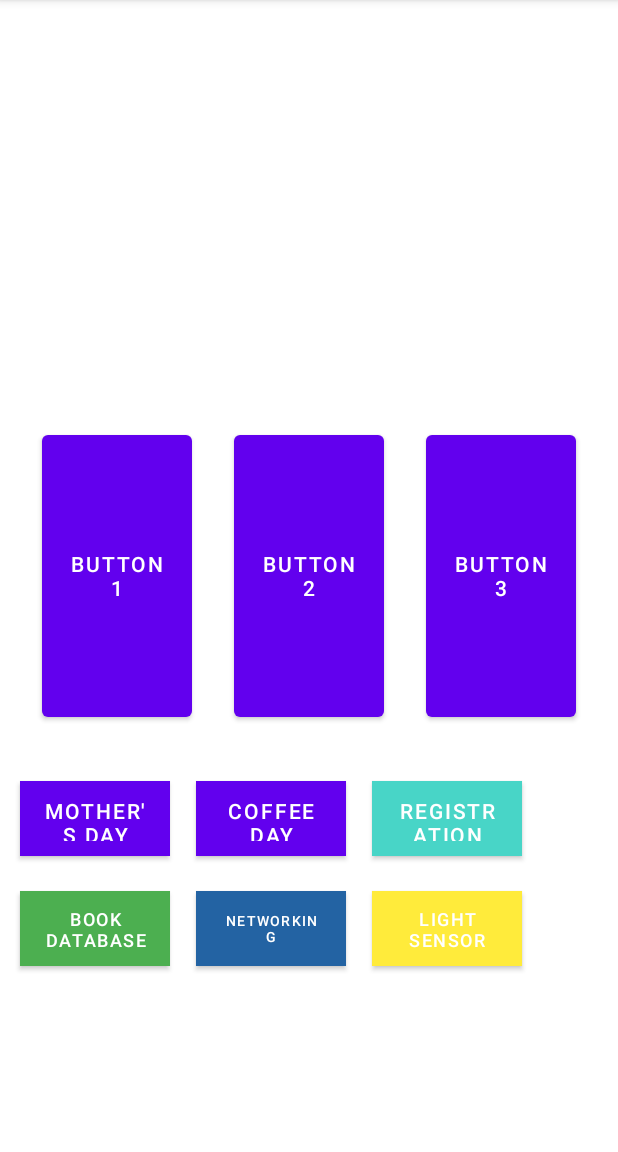
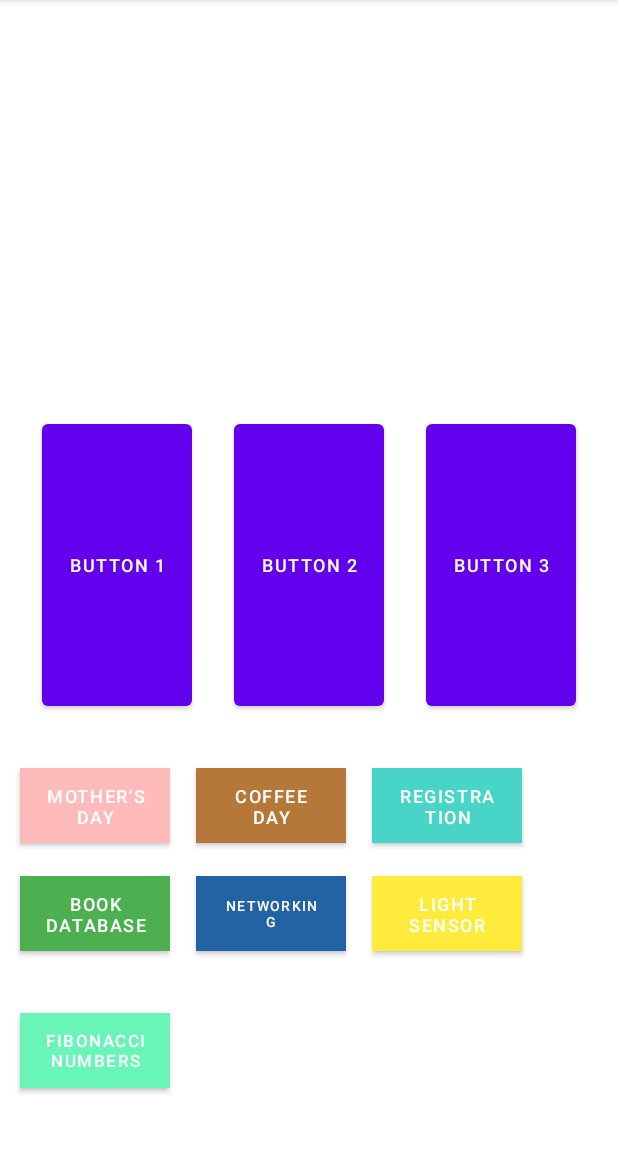
Before and after one commit to Mikhail-Kh/android-project, an Android app: the screen it shows after launch (MainActivity), on a phone screen of 412 x 824 dp, the part 84-1236 px from its top. Run offline under Robolectric (Android 15) with nearby library versions, the phone set to English and light mode, and no system bars.

Commit message:
Add the Fibonacci numbers testing

```diff
--- a/app/build.gradle
+++ b/app/build.gradle
@@ -85,4 +85,8 @@ dependencies {
     implementation 'com.squareup.okhttp3:logging-interceptor:4.6.0'
     implementation "com.squareup.moshi:moshi:1.8.0"
     kapt "com.squareup.moshi:moshi-kotlin-codegen:1.8.0"
+
+    //for testing
+    testImplementation "com.google.truth:truth:1.1"
+    androidTestImplementation "com.google.truth:truth:1.1"
 }
--- a/app/src/main/AndroidManifest.xml
+++ b/app/src/main/AndroidManifest.xml
@@ -11,7 +11,8 @@
         android:roundIcon="@mipmap/ic_launcher_round"
         android:supportsRtl="true"
         android:theme="@style/AppTheme">
-        <activity android:name=".light_sensor.MainSensorActivity"></activity>
+        <activity android:name=".fibonacci_numbers.MainFibonacciActivity"></activity>
+        <activity android:name=".light_sensor.MainSensorActivity" />
         <activity android:name=".cryptocurrencies.MainNetworkingActivity" />
         <activity android:name=".book_database.ShowBookActivity" />
         <activity android:name=".book_database.MainDatabaseActivity" />
--- a/app/src/main/java/by/khryshchanovich/androidapplication/MainActivity.kt
+++ b/app/src/main/java/by/khryshchanovich/androidapplication/MainActivity.kt
@@ -1,22 +1,19 @@
 package by.khryshchanovich.androidapplication
 
-import android.content.Intent  // подключаем класс Intent
+import android.content.Intent
 import androidx.appcompat.app.AppCompatActivity
 import android.os.Bundle
 import android.widget.Button
 import by.khryshchanovich.androidapplication.book_database.MainDatabaseActivity
 import by.khryshchanovich.androidapplication.coffee_day.MainCoffeeActivity
 import by.khryshchanovich.androidapplication.cryptocurrencies.MainNetworkingActivity
+import by.khryshchanovich.androidapplication.fibonacci_numbers.MainFibonacciActivity
 import by.khryshchanovich.androidapplication.light_sensor.MainSensorActivity
 import by.khryshchanovich.androidapplication.mothers_day.MainStartActivity
 import by.khryshchanovich.androidapplication.user_registration.MainRegistrationActivity
 import kotlinx.android.synthetic.main.activity_main.*
 
 class MainActivity : AppCompatActivity() {
-
-    override fun onStart() {
-        super.onStart()
-    }
 
     override fun onCreate(savedInstanceState: Bundle?) {
         super.onCreate(savedInstanceState)
@@ -63,5 +60,10 @@ class MainActivity : AppCompatActivity() {
         lightSensorButton.setOnClickListener {
             startActivity(Intent(this, MainSensorActivity::class.java))
         }
+
+        val fibonacciNumbersButton = findViewById<Button>(R.id.fibonacci_button)
+        fibonacciNumbersButton.setOnClickListener {
+            startActivity(Intent(this, MainFibonacciActivity::class.java))
+        }
     }
 }
--- a/app/src/main/res/layout/activity_main.xml
+++ b/app/src/main/res/layout/activity_main.xml
@@ -1,16 +1,24 @@
 <?xml version="1.0" encoding="utf-8"?>
-<androidx.constraintlayout.widget.ConstraintLayout xmlns:android="http://schemas.android.com/apk/res/android"
+<ScrollView xmlns:android="http://schemas.android.com/apk/res/android"
     xmlns:app="http://schemas.android.com/apk/res-auto"
     xmlns:tools="http://schemas.android.com/tools"
     android:layout_width="match_parent"
     android:layout_height="match_parent"
+    android:fillViewport="true"
+    android:orientation="vertical"
     tools:context=".MainActivity">
+
+    <androidx.constraintlayout.widget.ConstraintLayout
+        android:layout_width="match_parent"
+        android:layout_height="wrap_content"
+        android:paddingBottom="15dp">
 
         <Button
             android:id="@+id/button"
             android:layout_width="100dp"
             android:layout_height="200dp"
             android:text="Button 1"
+            android:textSize="12sp"
             app:layout_constraintBottom_toBottomOf="parent"
             app:layout_constraintEnd_toStartOf="@+id/button2"
             app:layout_constraintStart_toStartOf="parent"
@@ -21,6 +29,7 @@
             android:layout_width="100dp"
             android:layout_height="200dp"
             android:text="Button 2"
+            android:textSize="12sp"
             app:layout_constraintBottom_toBottomOf="parent"
             app:layout_constraintEnd_toEndOf="parent"
             app:layout_constraintStart_toStartOf="parent"
@@ -31,6 +40,7 @@
             android:layout_width="100dp"
             android:layout_height="200dp"
             android:text="Button 3"
+            android:textSize="12sp"
             app:layout_constraintBottom_toBottomOf="parent"
             app:layout_constraintEnd_toEndOf="parent"
             app:layout_constraintStart_toEndOf="@+id/button2"
@@ -42,8 +52,10 @@
             android:layout_height="50dp"
             android:layout_marginStart="13dp"
             android:layout_marginLeft="13dp"
-        android:background="#F8F1F1"
+            android:background="#FFBABA"
             android:text="@string/mother_s_day"
+            android:textSize="12sp"
+            app:backgroundTint="#FFBABA"
             app:layout_constraintBottom_toBottomOf="parent"
             app:layout_constraintStart_toStartOf="parent"
             app:layout_constraintTop_toBottomOf="@+id/button"
@@ -57,6 +69,8 @@
             android:layout_marginLeft="17dp"
             android:background="#B57839"
             android:text="@string/coffee_day"
+            android:textSize="12sp"
+            app:backgroundTint="#B57839"
             app:layout_constraintBottom_toBottomOf="parent"
             app:layout_constraintLeft_toRightOf="@+id/button_mothers_day"
             app:layout_constraintTop_toBottomOf="@id/button2"
@@ -66,9 +80,11 @@
             android:id="@+id/button_user_registration"
             android:layout_width="100dp"
             android:layout_height="50dp"
+            android:layout_marginStart="17dp"
             android:layout_marginLeft="17dp"
             android:background="#48D5C7"
             android:text="@string/registration"
+            android:textSize="12sp"
             app:backgroundTint="#48D5C7"
             app:layout_constraintBottom_toBottomOf="parent"
             app:layout_constraintLeft_toRightOf="@+id/button_coffee_day"
@@ -120,4 +136,20 @@
             app:layout_constraintTop_toBottomOf="@id/button_user_registration"
             app:layout_constraintVertical_bias="0.157" />
 
+        <Button
+            android:id="@+id/fibonacci_button"
+            android:layout_width="100dp"
+            android:layout_height="50dp"
+            android:layout_marginStart="13dp"
+            android:layout_marginLeft="13dp"
+            android:layout_marginTop="13dp"
+            android:background="#69F5B8"
+            android:text="@string/fibonacci_numbers"
+            android:textSize="11sp"
+            app:backgroundTint="#69F5B8"
+            app:layout_constraintBottom_toBottomOf="parent"
+            app:layout_constraintStart_toStartOf="parent"
+            app:layout_constraintTop_toBottomOf="@+id/database_button" />
+
     </androidx.constraintlayout.widget.ConstraintLayout>
+</ScrollView>
--- a/app/src/main/res/values/strings.xml
+++ b/app/src/main/res/values/strings.xml
@@ -74,4 +74,5 @@
     <string name="value_string_tv">Value</string>
     <string name="name_string_tv">Name</string>
     <string name="light_sensor_text_view">Light sensor</string>
+    <string name="fibonacci_numbers">Fibonacci numbers</string>
 </resources>
```
Also changed, not shown: app/src/main/java/by/khryshchanovich/androidapplication/fibonacci_numbers/MainFibonacciActivity.kt (added, +17 -0 lines), app/src/main/java/by/khryshchanovich/androidapplication/fibonacci_numbers/util/FibonacciNumbers.kt (added, +20 -0 lines), app/src/main/res/layout/activity_main_fibonacci.xml (added, +21 -0 lines), 2 other files. Lines whose indentation alone changed are shown as unchanged.
